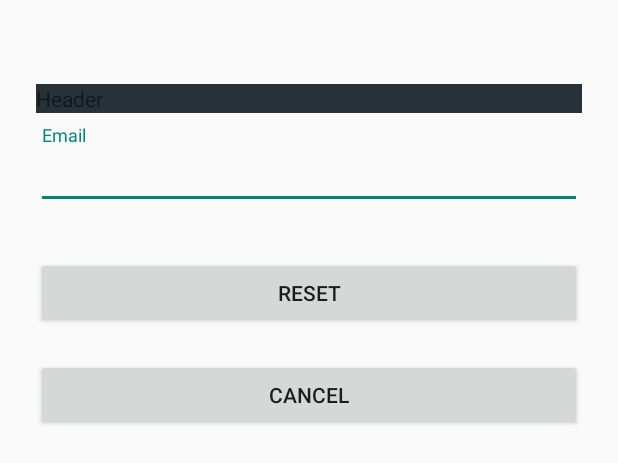
After one commit to Ulzzon/uoweme, an Android app: the layout activity_reset_password.xml on its own in the app's theme, with its tools: preview values and no code run, on a phone screen of 412 x 824 dp. The commit adds this screen. Shown: the top 463 px of the screen. Run offline under Robolectric (Android 15) with nearby library versions, the phone set to English and light mode, and no system bars.

Commit message:
Added login, register and reset password possibility.

```diff
--- a/app/build.gradle
+++ b/app/build.gradle
@@ -24,4 +24,7 @@ dependencies {
     compile fileTree(dir: 'libs', include: ['*.jar'])
     compile 'com.android.support:appcompat-v7:22.0.0'
     compile 'com.github.nkzawa:socket.io-client:0.5.2'
+    compile 'com.android.support:appcompat-v7:22.2.0'
+    compile 'com.android.support:design:22.2.0'
+    compile 'com.jakewharton:butterknife:6.1.0'
 }
--- a/app/src/main/java/helper/Communicator.java
+++ b/app/src/main/java/helper/Communicator.java
@@ -17,7 +17,7 @@ import org.json.JSONObject;
 /**
  * Created by TobiasOlsson on 15-07-01.
  */
-public class Communicator{// extends Activity {
+public class Communicator{
 
     private static final String userName = "user";
     private static final String phoneNumber = "phoneNr";
--- /dev/null
+++ b/app/src/main/res/layout/activity_reset_password.xml
@@ -0,0 +1,56 @@
+<?xml version="1.0" encoding="utf-8"?>
+<ScrollView xmlns:android="http://schemas.android.com/apk/res/android"
+    android:layout_width="fill_parent"
+    android:layout_height="fill_parent"
+    android:fitsSystemWindows="true">
+    <LinearLayout
+        android:orientation="vertical"
+        android:layout_width="match_parent"
+        android:layout_height="wrap_content"
+        android:paddingTop="56dp"
+        android:paddingLeft="24dp"
+        android:paddingRight="24dp">
+
+        <TextView
+            android:id="@+id/expenseHeader"
+            android:layout_width="match_parent"
+            android:layout_height="wrap_content"
+            android:background="@color/material_blue_grey_900"
+            android:text="Header"
+            />
+
+        <android.support.design.widget.TextInputLayout
+            android:layout_width="match_parent"
+            android:layout_height="wrap_content"
+            android:layout_marginTop="8dp"
+            android:layout_marginBottom="8dp">
+            <EditText android:id="@+id/emailAddressText"
+                android:layout_width="match_parent"
+                android:layout_height="wrap_content"
+                android:inputType="textEmailAddress"
+                android:hint="Email" />
+        </android.support.design.widget.TextInputLayout>
+
+
+
+        <android.support.v7.widget.AppCompatButton
+            android:id="@+id/resetPasswordButton"
+            android:layout_width="fill_parent"
+            android:layout_height="wrap_content"
+            android:layout_marginTop="24dp"
+            android:layout_marginBottom="10dp"
+            android:padding="12dp"
+            android:text="Reset"/>
+
+        <android.support.v7.widget.AppCompatButton
+            android:id="@+id/cancelButton"
+            android:layout_width="fill_parent"
+            android:layout_height="wrap_content"
+            android:layout_marginTop="10dp"
+            android:layout_marginBottom="24dp"
+            android:padding="12dp"
+            android:text="Cancel"/>
+
+
+    </LinearLayout>
+</ScrollView>
--- a/app/src/main/res/menu/main.xml
+++ b/app/src/main/res/menu/main.xml
@@ -13,4 +13,9 @@
         android:title="@string/action_settings"
         android:orderInCategory="150"
         app:showAsAction="never" />
+    />
+    <item android:id="@+id/logout"
+        android:title="@string/log_out"
+        android:orderInCategory="200"
+        app:showAsAction="never" />
 </menu>
--- a/app/src/main/res/values/strings.xml
+++ b/app/src/main/res/values/strings.xml
@@ -31,6 +31,7 @@
     <string name="action_settings">Settings</string>
     <string name="menu_profile">My Profile</string>
     <string name="action_example">Action</string>
+    <string name="log_out">Log Out</string>
 
     <!-- Profile -->
     <string name="profile_title">My Profile</string>
```
Also changed, not shown: app/src/main/java/com/example/tobbe/uoweme/Activities/MainActivity.java (+8 -86 lines), app/src/main/java/com/example/tobbe/uoweme/Activities/ResetPasswordActivity.java (added, +169 -0 lines), app/src/main/java/com/example/tobbe/uoweme/ServerRequest.java (added, +135 -0 lines), app/src/main/java/helper/Validation.java (added, +33 -0 lines), app/src/main/res/layout/dialog_confirm_email_code.xml (added, +51 -0 lines), 7 other files.
